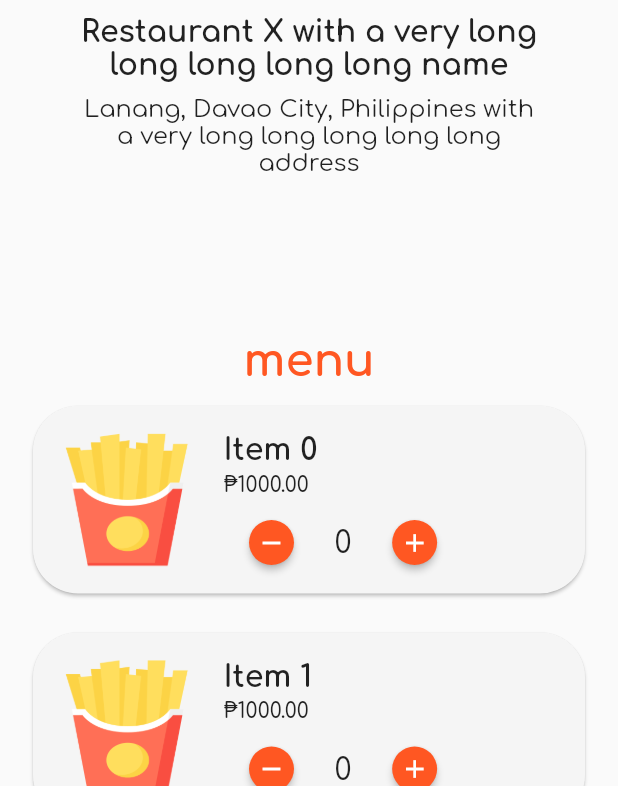
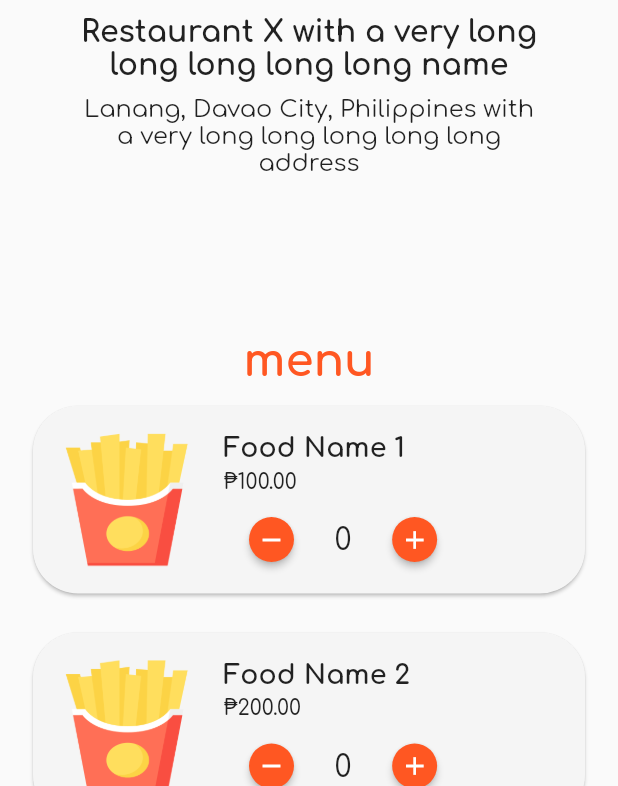
Before and after one commit to hrjugar/DSA-Final, a Flutter app: the CustomerMainScreen screen opened directly, after a tap on an icon or button, on a phone screen of 412 x 824 dp, the part 450-1236 px from its top. Run offline on Flutter 3.47's test engine with Material 2 defaults, Android fonts, the light colour scheme and no system bars; our stand-ins replace toggle_switch.

Commit message:
Implemented menu data in menu

```diff
--- a/lib/cards/restaurant_card.dart
+++ b/lib/cards/restaurant_card.dart
@@ -4,11 +4,11 @@ import 'package:dsa_final/database/restaurant.dart';
 
 class RestaurantCard extends StatefulWidget {
   final Restaurant restaurant;
-  final int index;
+  final int restaurantIndex;
 
   const RestaurantCard({Key? key,
     required this.restaurant,
-    required this.index
+    required this.restaurantIndex
   }) : super(key: key);
 
   @override
@@ -28,7 +28,7 @@ class _RestaurantCardState extends State<RestaurantCard> {
             MaterialPageRoute(
               builder: (context) => CustomerMenuScreen(
                 restaurant: widget.restaurant,
-                index: widget.index
+                restaurantIndex: widget.restaurantIndex
               )
             )
           );
@@ -45,7 +45,7 @@ class _RestaurantCardState extends State<RestaurantCard> {
                 child: ClipRRect(
                   borderRadius: BorderRadius.vertical(top: Radius.circular(15)),
                   child: Hero(
-                    tag: "background" + widget.index.toString(),
+                    tag: "background" + widget.restaurantIndex.toString(),
                     child: widget.restaurant.background
                   )
                 )
@@ -53,7 +53,7 @@ class _RestaurantCardState extends State<RestaurantCard> {
               LayoutId(
                 id: _RestaurantCardSlot.logo,
                 child: Hero(
-                  tag: "logo" + widget.index.toString(),
+                  tag: "logo" + widget.restaurantIndex.toString(),
                   child: ClipRRect(
                     borderRadius: BorderRadius.circular(10),
                     child: SizedBox(
@@ -72,7 +72,7 @@ class _RestaurantCardState extends State<RestaurantCard> {
                  child: SizedBox(
                    width: MediaQuery.of(context).size.width * 0.75,
                    child: Hero(
-                     tag: "name" + widget.index.toString(),
+                     tag: "name" + widget.restaurantIndex.toString(),
                      child: Material(
                        child: Text(widget.restaurant.name,
                         style: TextStyle(
@@ -91,7 +91,7 @@ class _RestaurantCardState extends State<RestaurantCard> {
                 child: SizedBox(
                   width: MediaQuery.of(context).size.width * 0.75,
                   child: Hero(
-                    tag: "address" + widget.index.toString(),
+                    tag: "address" + widget.restaurantIndex.toString(),
                     child: Material(
                       child: Text(widget.restaurant.address,
                         maxLines: 2,
--- /dev/null
+++ b/lib/database/food.dart
@@ -0,0 +1,13 @@
+import 'package:flutter/material.dart';
+
+class Food {
+  String name;
+  double price;
+  Image image;
+
+  Food({
+    required this.name,
+    required this.price,
+    required String imagePath
+  }) : image = Image.asset(imagePath);
+}
--- a/lib/database/restaurant.dart
+++ b/lib/database/restaurant.dart
@@ -1,47 +1,92 @@
 import 'package:flutter/material.dart';
+import 'food.dart';
 
 class Restaurant {
   Image background;
   Image logo;
   String name;
   String address;
+  List<Food> menu;
 
   Restaurant({
     required String backgroundPath,
     required String logoPath,
     required this.name,
-    required this.address
+    required this.address,
+    required this.menu
   }) : background = Image.asset(backgroundPath),
         logo = Image.asset(logoPath);
 }
 
-List<Restaurant> restaurants = restaurantsData
-  .map(
-    (item) => Restaurant(
-      backgroundPath: item["background"] as String,
-      logoPath: item["logo"] as String,
-      name: item["name"] as String,
-      address: item["address"] as String
-    )
-  ).toList();
-
-var restaurantsData = [
-  {
-    "background": "assets/images/restaurant_placeholder.jpg",
-    "logo": "assets/images/restaurant_logo_placeholder.png",
-    "name": "Restaurant X with a very long long long long long name",
-    "address": "Lanang, Davao City, Philippines with a very long long long long long address"
-  },
-  {
-    "background": "assets/images/restaurant_placeholder.jpg",
-    "logo": "assets/images/restaurant_logo_placeholder.png",
-    "name": "Restaurant X",
-    "address": "Lanang, Davao City, Philippines"
-  },
-  {
-    "background": "assets/images/restaurant_placeholder.jpg",
-    "logo": "assets/images/restaurant_logo_placeholder.png",
-    "name": "Restaurant X",
-    "address": "Lanang, Davao City, Philippines"
-  }
+// TODO: Backend Work, add more data here
+List<Restaurant> restaurants = [
+  Restaurant(
+    backgroundPath: "assets/images/restaurant_placeholder.jpg",
+    logoPath: "assets/images/restaurant_logo_placeholder.png",
+    name: "Restaurant X with a very long long long long long name",
+    address: "Lanang, Davao City, Philippines with a very long long long long long address",
+    menu: [
+      Food(
+        name: "Food Name 1",
+        price: 100,
+        imagePath: "assets/images/menu_item_placeholder.png"
+      ),
+      Food(
+        name: "Food Name 2",
+        price: 200,
+        imagePath: "assets/images/menu_item_placeholder.png"
+      ),
+      Food(
+        name: "Food Name 3",
+        price: 300,
+        imagePath: "assets/images/menu_item_placeholder.png"
+      )
+    ]
+  ),
+  Restaurant(
+    backgroundPath: "assets/images/restaurant_placeholder.jpg",
+    logoPath: "assets/images/restaurant_logo_placeholder.png",
+    name: "Restaurant Name",
+    address: "Address",
+    menu: [
+      Food(
+        name: "Food Name 1",
+        price: 100,
+        imagePath: "assets/images/menu_item_placeholder.png"
+      ),
+      Food(
+        name: "Food Name 2",
+        price: 200,
+        imagePath: "assets/images/menu_item_placeholder.png"
+      ),
+      Food(
+        name: "Food Name 3",
+        price: 300,
+        imagePath: "assets/images/menu_item_placeholder.png"
+      )
+    ]
+  ),
+  Restaurant(
+    backgroundPath: "assets/images/restaurant_placeholder.jpg",
+    logoPath: "assets/images/restaurant_logo_placeholder.png",
+    name: "Restaurant X with a very long long long long long name",
+    address: "Lanang, Davao City, Philippines with a very long long long long long address",
+    menu: [
+      Food(
+        name: "Food Name 1",
+        price: 100,
+        imagePath: "assets/images/menu_item_placeholder.png"
+      ),
+      Food(
+        name: "Food Name 2",
+        price: 200,
+        imagePath: "assets/images/menu_item_placeholder.png"
+      ),
+      Food(
+        name: "Food Name 3",
+        price: 300,
+        imagePath: "assets/images/menu_item_placeholder.png"
+      )
+    ]
+  )
 ];
--- a/lib/screens/customer_main_screen.dart
+++ b/lib/screens/customer_main_screen.dart
@@ -40,7 +40,7 @@ class CustomerMainScreen extends StatelessWidget {
             separatorBuilder: (context, index) => SizedBox(height: 20),
             itemBuilder: (context, index) => RestaurantCard(
               restaurant: restaurants[index],
-              index: index
+              restaurantIndex: index
             )
           ),
         )
--- a/lib/screens/customer_menu_screen.dart
+++ b/lib/screens/customer_menu_screen.dart
@@ -1,15 +1,16 @@
+import 'package:dsa_final/database/food.dart';
 import 'package:flutter/material.dart';
 import 'package:dsa_final/database/restaurant.dart';
 import 'dart:math';
 
 class CustomerMenuScreen extends StatelessWidget {
   final Restaurant restaurant;
-  final int index;
+  final int restaurantIndex;
 
   const CustomerMenuScreen({
     Key? key,
     required this.restaurant,
-    required this.index
+    required this.restaurantIndex
   }) : super(key: key);
 
   @override
@@ -20,7 +21,7 @@ class CustomerMenuScreen extends StatelessWidget {
           SliverPersistentHeader(
             pinned: true,
             floating: true,
-            delegate: _RestaurantHeaderDelegate(restaurant, index)
+            delegate: _RestaurantHeaderDelegate(restaurant, restaurantIndex)
           ),
           SliverToBoxAdapter(
             child: SizedBox(
@@ -64,9 +65,7 @@ class CustomerMenuScreen extends StatelessWidget {
                                 maxWidth: 125,
                                 maxHeight: 100
                               ),
-                              child: Image.asset(
-                                "assets/images/menu_item_placeholder.png"
-                              ),
+                              child: restaurant.menu[index].image,
                             ),
                             SizedBox(width: 20),
                             SizedBox(
@@ -74,16 +73,17 @@ class CustomerMenuScreen extends StatelessWidget {
                               child: Column(
                                 crossAxisAlignment: CrossAxisAlignment.start,
                                 children: [
-                                  Text("Item $index",
+                                  Text(restaurant.menu[index].name,
                                     maxLines: 1,
                                     overflow: TextOverflow.ellipsis,
                                     style: TextStyle(
-                                      fontSize: 20,
+                                      fontSize: 18,
                                       fontWeight: FontWeight.bold
                                     ),
                                   ),
                                   SizedBox(height: 5),
-                                  Text("₱1000.00",
+                                  Text("₱" + restaurant.menu[index].price
+                                    .toStringAsFixed(2),
                                     style: TextStyle(
                                       fontSize: 14,
                                       fontWeight: FontWeight.w500
@@ -152,8 +152,9 @@ class CustomerMenuScreen extends StatelessWidget {
                     ),
                   ),
                 );
-              }
-            )
+              },
+              childCount: restaurants[restaurantIndex].menu.length
+            ),
           )
         ],
       ),
```
